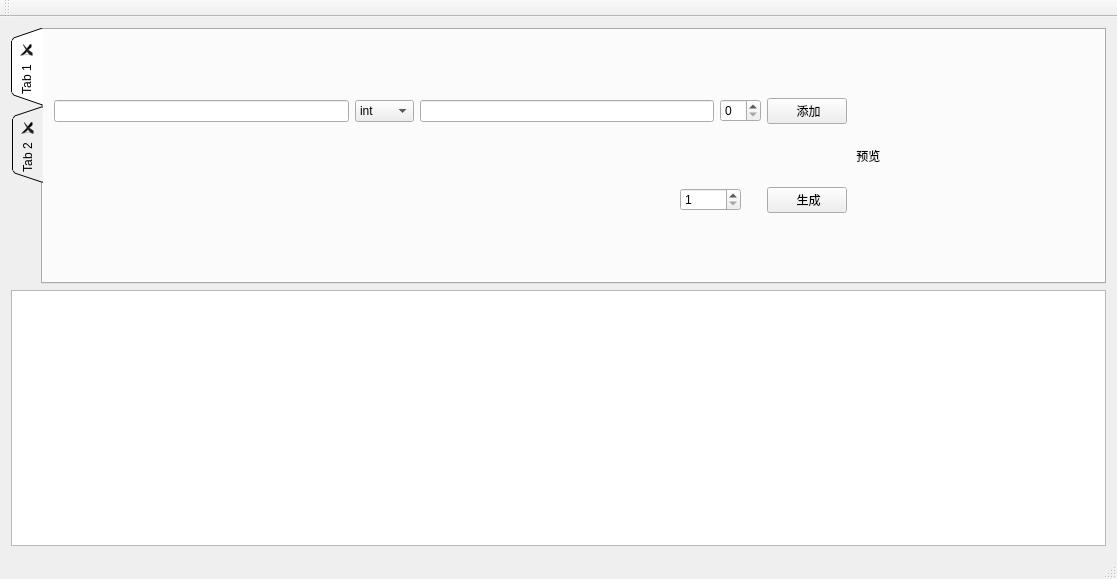
Before: the Qt Designer form qt_json/mainwindow.ui in zzu-andrew/QT_examples, drawn with Qt 5.
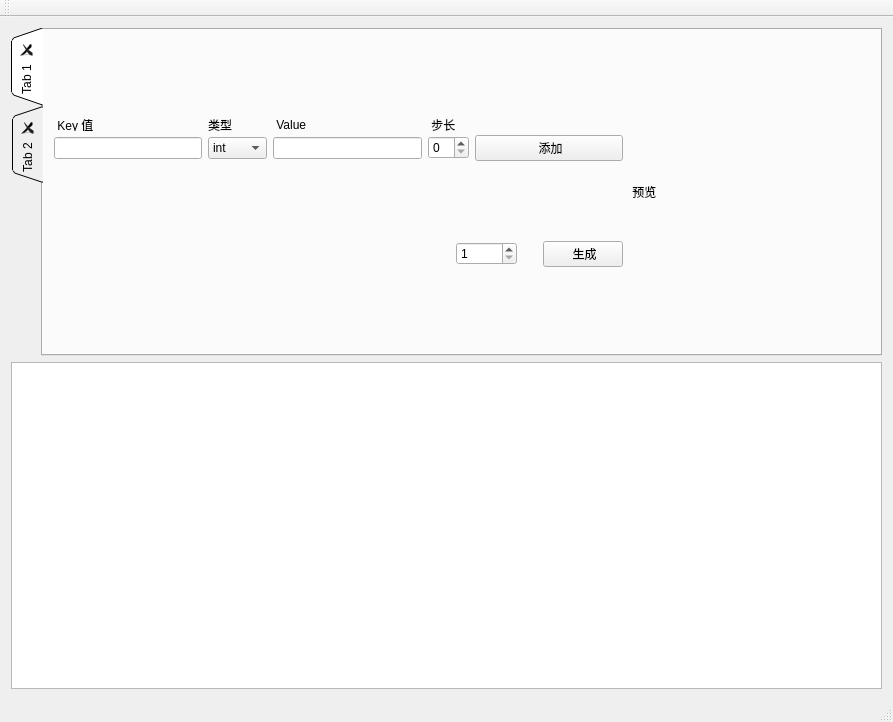
After: the same form once the commit is applied.

Commit message: 添加json格式化工具，用于辅助测试json问题

Diff of the .ui file:
```diff
--- a/qt_json/mainwindow.ui
+++ b/qt_json/mainwindow.ui
@@ -6,8 +6,8 @@
    <rect>
     <x>0</x>
     <y>0</y>
-    <width>1117</width>
-    <height>579</height>
+    <width>893</width>
+    <height>722</height>
    </rect>
   </property>
   <property name="windowTitle">
@@ -48,17 +48,79 @@
        <attribute name="title">
         <string>Tab 1</string>
        </attribute>
-       <layout class="QGridLayout" name="gridLayout">
+       <layout class="QGridLayout" name="gridLayout_2">
         <item row="0" column="0">
-         <layout class="QHBoxLayout" name="horizontalLayout_3">
+         <layout class="QHBoxLayout" name="horizontalLayout">
           <item>
            <layout class="QVBoxLayout" name="verticalLayout">
             <item>
-             <layout class="QHBoxLayout" name="horizontalLayout">
-              <item>
+             <layout class="QGridLayout" name="gridLayout">
+              <property name="verticalSpacing">
+               <number>0</number>
+              </property>
+              <item row="0" column="0">
+               <widget class="QLabel" name="label_2">
+                <property name="maximumSize">
+                 <size>
+                  <width>16777215</width>
+                  <height>12</height>
+                 </size>
+                </property>
+                <property name="text">
+                 <string> Key 值</string>
+                </property>
+               </widget>
+              </item>
+              <item row="0" column="1">
+               <widget class="QLabel" name="label_3">
+                <property name="text">
+                 <string>类型</string>
+                </property>
+               </widget>
+              </item>
+              <item row="0" column="2">
+               <widget class="QLabel" name="label_4">
+                <property name="minimumSize">
+                 <size>
+                  <width>0</width>
+                  <height>0</height>
+                 </size>
+                </property>
+                <property name="maximumSize">
+                 <size>
+                  <width>16777215</width>
+                  <height>16777215</height>
+                 </size>
+                </property>
+                <property name="text">
+                 <string> Value</string>
+                </property>
+               </widget>
+              </item>
+              <item row="0" column="3">
+               <widget class="QLabel" name="label_5">
+                <property name="text">
+                 <string> 步长</string>
+                </property>
+               </widget>
+              </item>
+              <item row="0" column="4">
+               <spacer name="horizontalSpacer_3">
+                <property name="orientation">
+                 <enum>Qt::Horizontal</enum>
+                </property>
+                <property name="sizeHint" stdset="0">
+                 <size>
+                  <width>40</width>
+                  <height>20</height>
+                 </size>
+                </property>
+               </spacer>
+              </item>
+              <item row="1" column="0">
                <widget class="QLineEdit" name="lineEdit"/>
               </item>
-              <item>
+              <item row="1" column="1">
                <widget class="QComboBox" name="comboBox">
                 <item>
                  <property name="text">
@@ -77,13 +139,13 @@
                 </item>
                </widget>
               </item>
-              <item>
+              <item row="1" column="2">
                <widget class="QLineEdit" name="lineEdit_2"/>
               </item>
-              <item>
+              <item row="1" column="3">
                <widget class="QSpinBox" name="spinBox_2"/>
               </item>
-              <item>
+              <item row="1" column="4">
                <widget class="QPushButton" name="pushButton">
                 <property name="text">
                  <string> 添加</string>
```
Left out of the diff: 2 changed lines with no effect on the pictures. The commit also changes 1 other file.
